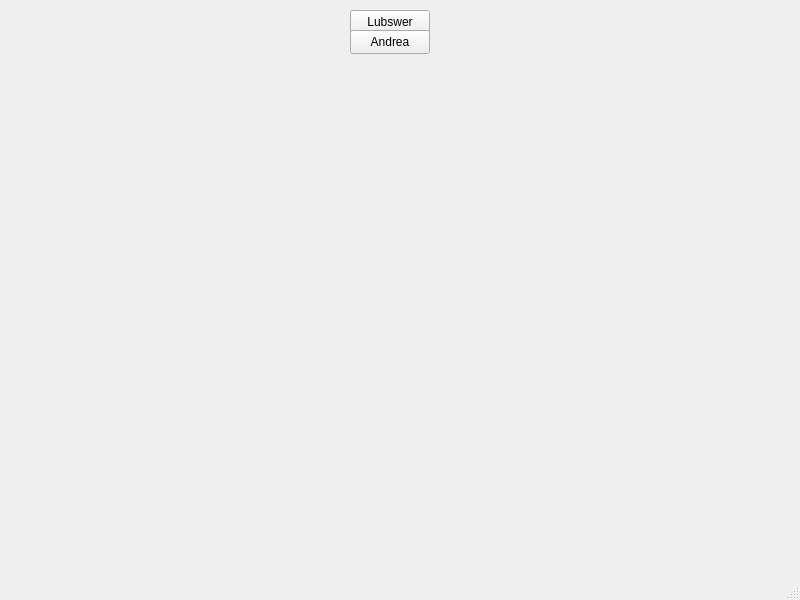
Above: mainwindow.ui from Carlitops13/Proyecto_beta before the change. Below: the same form after it.
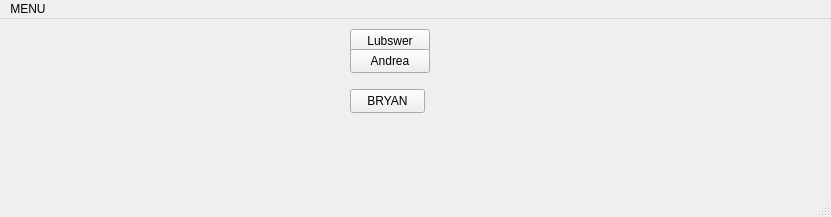
That is the form after the change.

Commit message:
cambios nuevos botones
Agregar nuevo boton BRYAN

```diff
--- a/mainwindow.ui
+++ b/mainwindow.ui
@@ -6,8 +6,8 @@
    <rect>
     <x>0</x>
     <y>0</y>
-    <width>800</width>
-    <height>600</height>
+    <width>831</width>
+    <height>217</height>
    </rect>
   </property>
   <property name="windowTitle">
@@ -40,16 +40,38 @@
      <string>Andrea</string>
     </property>
    </widget>
+   <widget class="QPushButton" name="pushButton_3">
+    <property name="geometry">
+     <rect>
+      <x>350</x>
+      <y>70</y>
+      <width>75</width>
+      <height>24</height>
+     </rect>
+    </property>
+    <property name="styleSheet">
+     <string notr="true"/>
+    </property>
+    <property name="text">
+     <string>BRYAN</string>
+    </property>
+   </widget>
   </widget>
   <widget class="QMenuBar" name="menubar">
    <property name="geometry">
     <rect>
      <x>0</x>
      <y>0</y>
-     <width>800</width>
-     <height>21</height>
+     <width>831</width>
+     <height>22</height>
     </rect>
    </property>
+   <widget class="QMenu" name="menuMENU">
+    <property name="title">
+     <string>MENU</string>
+    </property>
+   </widget>
+   <addaction name="menuMENU"/>
   </widget>
   <widget class="QStatusBar" name="statusbar"/>
  </widget>
```
